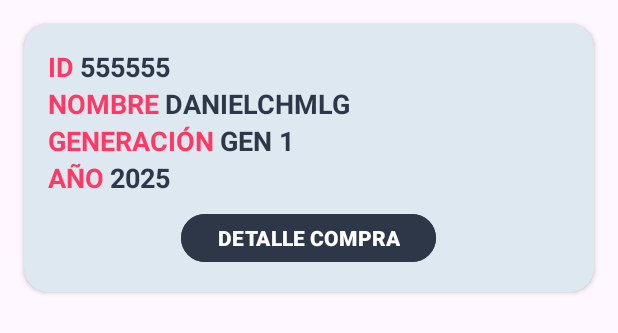
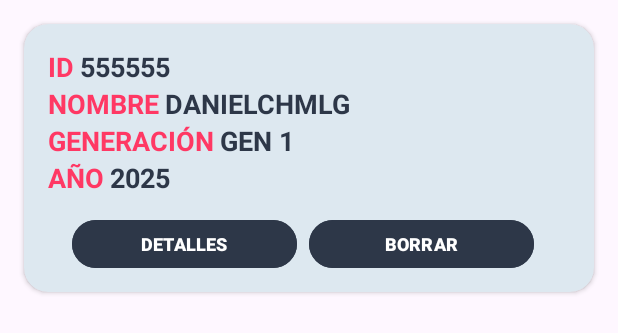
Before and after one commit to danielchmlg/tamaCollection, an Android app: the layout item_tamagotchi.xml on its own in the app's theme, with its tools: preview values and no code run, on a phone screen of 412 x 824 dp. Shown: the top 333 px of the screen. Run offline under Robolectric (Android 15) with nearby library versions, the light colour scheme and no system bars.

Commit message:
Pulido clases correspondientes al RecyclerView, añadido botón de borrar al recyclerView y su lógica correspondiente

```diff
--- a/app/build.gradle.kts
+++ b/app/build.gradle.kts
@@ -50,5 +50,6 @@ dependencies {
     implementation("com.google.firebase:firebase-analytics")
     implementation("com.google.firebase:firebase-auth")
     implementation("androidx.core:core-splashscreen:1.0.1")
+    implementation("androidx.recyclerview:recyclerview:1.3.2")
 
 }
--- a/app/src/main/res/layout/item_tamagotchi.xml
+++ b/app/src/main/res/layout/item_tamagotchi.xml
@@ -129,19 +129,36 @@
         <LinearLayout
             android:layout_width="match_parent"
             android:layout_height="wrap_content"
-            android:orientation="vertical">
+            android:orientation="horizontal"
+            android:gravity="center">
 
 
             <Button
                 android:id="@+id/btnDetails"
-                android:layout_width="170dp"
+                android:gravity="center"
+                android:layout_width="150dp"
                 android:layout_height="40dp"
                 android:layout_gravity="center"
                 android:layout_marginTop="8dp"
-                android:text="Detalle compra"
+                android:text="@string/details_item"
+                android:textSize="12sp"
                 android:backgroundTint="@color/tama_btn_background"
                 android:textAllCaps="true"
                 android:textStyle="bold"/>
+            <Button
+                android:id="@+id/btnDelteItem"
+                android:gravity="center"
+                android:layout_marginHorizontal="8dp"
+                android:layout_width="150dp"
+                android:layout_height="40dp"
+                android:layout_gravity="center"
+                android:layout_marginTop="8dp"
+                android:text="@string/tama_delete"
+                android:textSize="12sp"
+                android:backgroundTint="@color/tama_btn_background"
+                android:textAllCaps="true"
+                android:textStyle="bold"/>
+
 
 
         </LinearLayout>
--- a/app/src/main/res/values/strings.xml
+++ b/app/src/main/res/values/strings.xml
@@ -29,6 +29,7 @@
     <string name="com_name">Comercio</string>
     <string name="com_ubi">Ubicación Comercio</string>
     <string name="adq_date">Fecha Adquisición</string>
-    <string name = "details">Detales Compra</string>
+    <string name = "details">Detalles Compra</string>
+    <string name = "details_item">Detalles</string>
 
 </resources>
```
Also changed, not shown: app/src/main/java/com/danielcuevasdeharo/tamacollection/recycleview/RecycleViewActivity.kt (+13 -4 lines), app/src/main/java/com/danielcuevasdeharo/tamacollection/recycleview/adapter/TamagotchiAdaptar.kt (+26 -5 lines), app/src/main/java/com/danielcuevasdeharo/tamacollection/recycleview/adapter/TamagotchiViewHolder.kt (+21 -5 lines).
